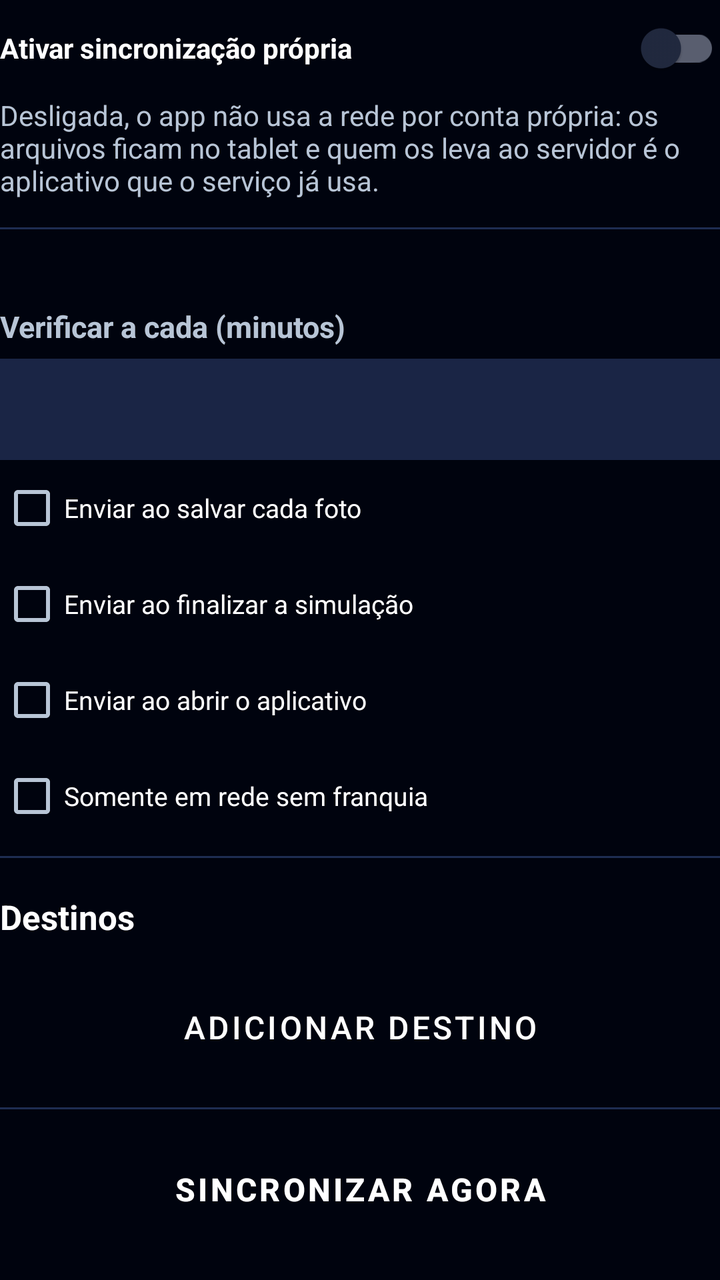
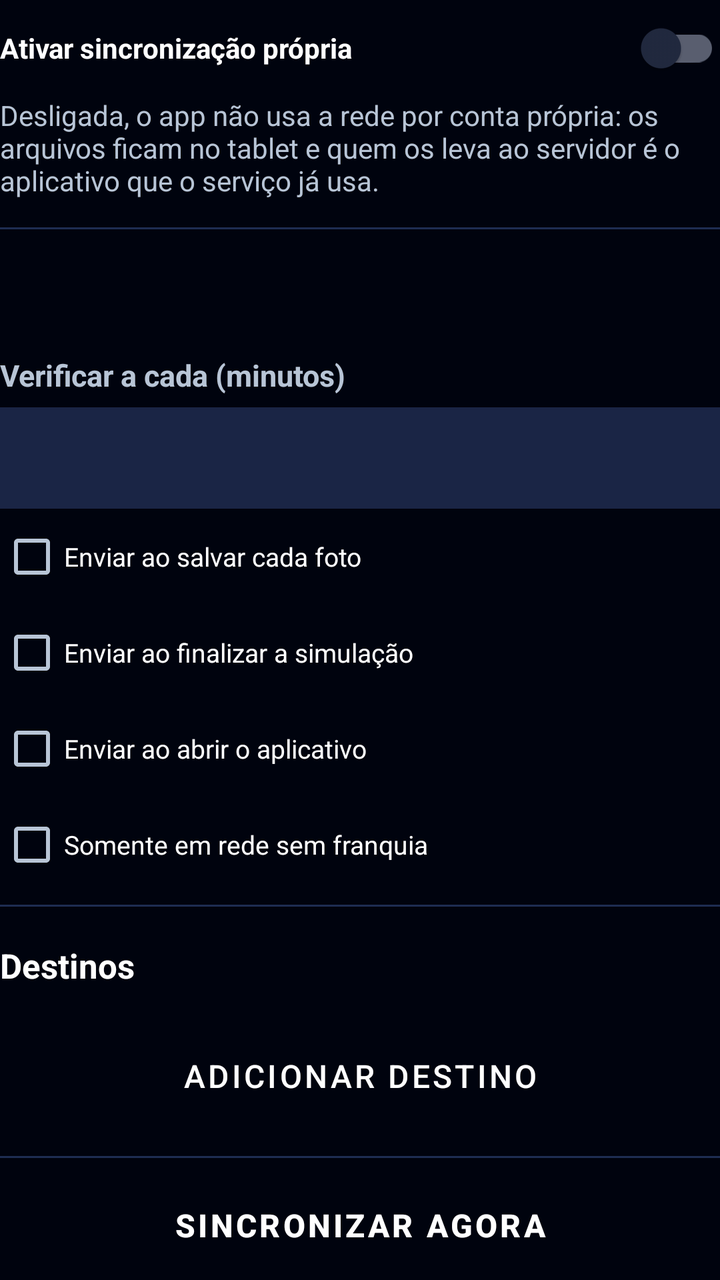

The first picture is an Android layout as it rendered before a commit; the second is the same layout after the commit. The layout source and the unified diff follow.
<!-- AndroidManifest.xml: application theme Theme.Radioterapia -->
<!-- res/layout/group_sync.xml -->
<?xml version="1.0" encoding="utf-8"?>
<LinearLayout xmlns:android="http://schemas.android.com/apk/res/android"
    android:layout_width="match_parent"
    android:layout_height="wrap_content"
    android:orientation="vertical">

    <LinearLayout
        android:layout_width="match_parent" android:layout_height="wrap_content"
        android:orientation="horizontal" android:gravity="center_vertical">
        <TextView
            android:layout_width="0dp" android:layout_weight="1"
            android:layout_height="wrap_content"
            android:text="@string/sync_master"
            android:textSize="14sp" android:textStyle="bold"
            android:textColor="@color/text_primary" />
        <com.google.android.material.switchmaterial.SwitchMaterial
            android:id="@+id/swSyncMestre"
            android:layout_width="wrap_content" android:layout_height="wrap_content"
            android:minHeight="48dp" />
    </LinearLayout>

    <TextView style="@style/SectionDesc" android:text="@string/sync_master_hint" />

    <LinearLayout android:id="@+id/blocoSyncDetalhe"
        android:layout_width="match_parent" android:layout_height="wrap_content"
        android:orientation="vertical">

        <View style="@style/SeparadorFino" />

        <TextView android:id="@+id/txtSyncOrigem"
            android:layout_width="match_parent" android:layout_height="wrap_content"
            android:textSize="12sp" android:textColor="@color/text_secondary"
            android:paddingTop="4dp"
            android:paddingBottom="4dp" />

        <TextView style="@style/FieldLabel" android:layout_marginTop="8dp"
            android:text="@string/sync_interval" />
        <EditText android:id="@+id/edtSyncIntervalo" style="@style/InputField"
            android:inputType="number" android:maxLines="1" />

        <CheckBox android:id="@+id/chkSyncGatFoto"
            android:layout_width="match_parent" android:layout_height="wrap_content"
            android:minHeight="48dp" android:text="@string/sync_trigger_photo"
            android:textSize="13sp" android:textColor="@color/text_primary" />
        <CheckBox android:id="@+id/chkSyncGatFim"
            android:layout_width="match_parent" android:layout_height="wrap_content"
            android:minHeight="48dp" android:text="@string/sync_trigger_finish"
            android:textSize="13sp" android:textColor="@color/text_primary" />
        <CheckBox android:id="@+id/chkSyncGatAbrir"
            android:layout_width="match_parent" android:layout_height="wrap_content"
            android:minHeight="48dp" android:text="@string/sync_trigger_open"
            android:textSize="13sp" android:textColor="@color/text_primary" />
        <CheckBox android:id="@+id/chkSyncSoWifi"
            android:layout_width="match_parent" android:layout_height="wrap_content"
            android:minHeight="48dp" android:text="@string/sync_wifi_only"
            android:textSize="13sp" android:textColor="@color/text_primary" />

        <View style="@style/SeparadorFino" />

        <TextView style="@style/SectionHeader" android:text="@string/sync_profiles" />

        <LinearLayout android:id="@+id/listaSyncPerfis"
            android:layout_width="match_parent" android:layout_height="wrap_content"
            android:orientation="vertical" />

        <Button android:id="@+id/btnSyncAdicionar" style="@style/ButtonSecondary"
            android:layout_width="match_parent" android:layout_height="wrap_content"
            android:layout_marginTop="6dp"
            android:text="@string/sync_add_profile" />

        <View style="@style/SeparadorFino" />

        <Button android:id="@+id/btnSyncAgora" style="@style/ButtonPrimary"
            android:layout_width="match_parent" android:layout_height="wrap_content"
            android:text="@string/sync_now" />

        <TextView android:id="@+id/txtSyncEstado"
            android:layout_width="match_parent" android:layout_height="wrap_content"
            android:layout_marginTop="6dp" android:padding="8dp"
            android:textSize="12sp" android:textColor="@color/text_secondary" />
    </LinearLayout>
</LinearLayout>
<!-- resources referenced by this layout -->
<resources>
  <color name="text_primary">#FFFFFF</color>
  <color name="text_secondary">#B8C5D6</color>
  <string name="sync_add_profile">Adicionar destino</string>
  <string name="sync_interval">Verificar a cada (minutos)</string>
  <string name="sync_master">Ativar sincronização própria</string>
  <string name="sync_master_hint">Desligada, o app não usa a rede por conta própria: os arquivos ficam no tablet e quem os leva ao servidor é o aplicativo que o serviço já usa.</string>
  <string name="sync_now">Sincronizar agora</string>
  <string name="sync_profiles">Destinos</string>
  <string name="sync_trigger_finish">Enviar ao finalizar a simulação</string>
  <string name="sync_trigger_open">Enviar ao abrir o aplicativo</string>
  <string name="sync_trigger_photo">Enviar ao salvar cada foto</string>
  <string name="sync_wifi_only">Somente em rede sem franquia</string>
  <style name="ButtonPrimary" parent="Widget.MaterialComponents.Button">
          <item name="android:textColor">@color/text_on_dark</item>
          <item name="backgroundTint">@color/brand_primary_dark</item>
          <item name="android:textStyle">bold</item>
          <item name="android:textSize">16sp</item>
          <item name="android:minHeight">68dp</item>
      </style>
  <style name="ButtonSecondary" parent="Widget.MaterialComponents.Button.OutlinedButton">
          <item name="android:textColor">@color/text_primary</item>
          <item name="strokeColor">@color/brand_accent</item>
          <item name="strokeWidth">2dp</item>
          <item name="android:textSize">16sp</item>
          <item name="android:minHeight">68dp</item>
          <item name="cornerRadius">14dp</item>
      </style>
  <style name="FieldLabel">
          <item name="android:layout_width">match_parent</item>
          <item name="android:layout_height">wrap_content</item>
          <item name="android:layout_marginTop">14dp</item>
          <item name="android:textSize">15sp</item>
          <item name="android:textColor">@color/text_secondary</item>
          <item name="android:textStyle">bold</item>
      </style>
  <style name="SectionDesc">
          <item name="android:layout_width">match_parent</item>
          <item name="android:layout_height">wrap_content</item>
          <item name="android:textSize">14sp</item>
          <item name="android:textColor">@color/text_secondary</item>
          <item name="android:layout_marginBottom">8dp</item>
      </style>
  <style name="SectionHeader">
          <item name="android:layout_width">match_parent</item>
          <item name="android:layout_height">wrap_content</item>
          <item name="android:textSize">17sp</item>
          <item name="android:textStyle">bold</item>
          <item name="android:textColor">@color/text_primary</item>
          <item name="android:layout_marginTop">12dp</item>
          <item name="android:layout_marginBottom">4dp</item>
      </style>
  <style name="SeparadorFino">
          <item name="android:layout_width">match_parent</item>
          <item name="android:layout_height">1dp</item>
          <item name="android:background">@color/divider</item>
          <item name="android:layout_marginTop">6dp</item>
          <item name="android:layout_marginBottom">6dp</item>
      </style>
  <color name="text_on_dark">#FFFFFF</color>
  <color name="brand_primary_dark">#1565C0</color>
  <color name="brand_accent">#69A7DB</color>
  <color name="text_tertiary">#8896AC</color>
  <color name="bg_input">#1A2545</color>
  <color name="divider">#1E2D52</color>
  <color name="brand_primary">#42A5F5</color>
  <color name="bg_card">#0B132C</color>
  <color name="bg_main">#00030E</color>
  <!-- unchanged entries left out for length: 2 -->
</resources>

<!-- the commit's change to res/layout/group_sync.xml (unified diff, before → after) -->
@@ -28,6 +28,13 @@
         <View style="@style/SeparadorFino" />
 
         <TextView android:id="@+id/txtSyncOrigem"
+            android:layout_width="match_parent" android:layout_height="wrap_content"
+            android:textSize="12sp" android:textColor="@color/text_secondary"
+            android:paddingTop="4dp"
+            android:paddingBottom="4dp" />
+
+        
+        <TextView android:id="@+id/txtSyncCopiaConfig"
             android:layout_width="match_parent" android:layout_height="wrap_content"
             android:textSize="12sp" android:textColor="@color/text_secondary"
             android:paddingTop="4dp"
